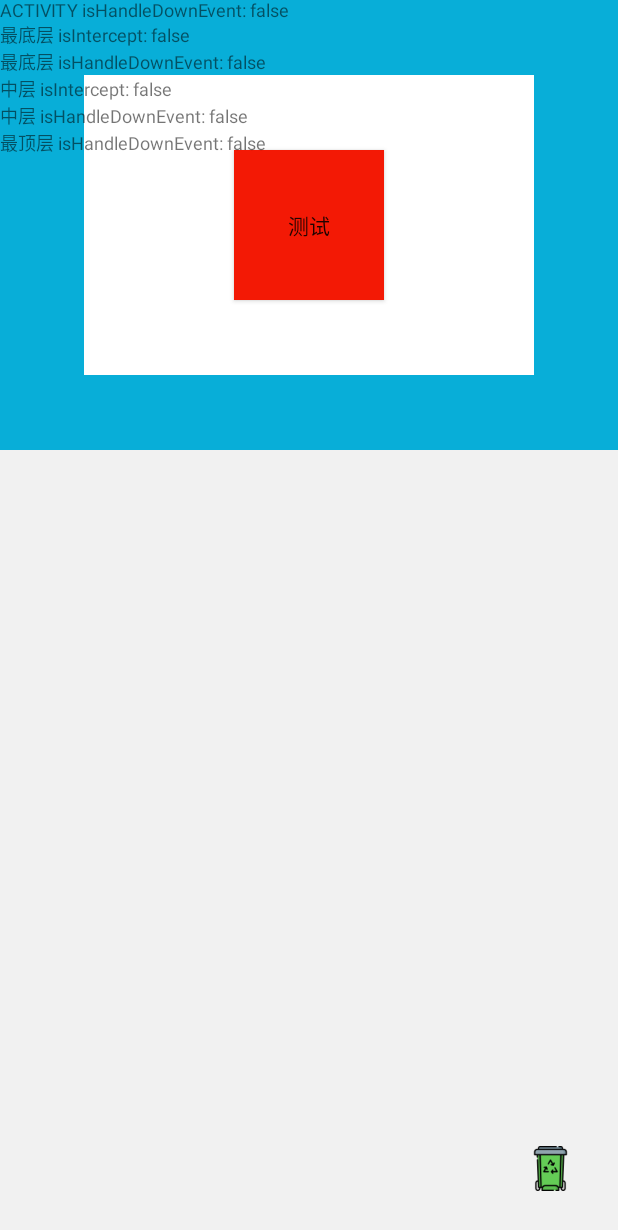
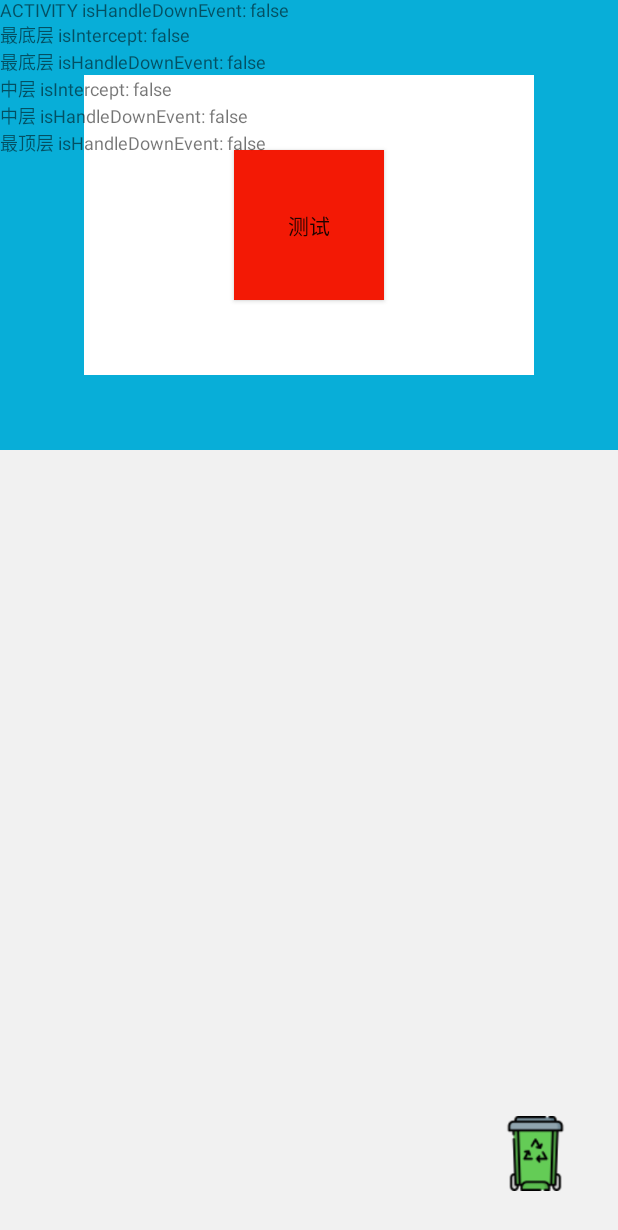
Before and after one commit to warriorWorld/DemoDemo, an Android app: the TouchEventActivity screen opened directly, with no data from a screen before it, on a phone screen of 412 x 824 dp. Shown: the top 1230 px of the screen. Run offline under Robolectric (Android 15) with nearby library versions, the phone set to English and light mode, and no system bars.

Commit message:
touch event

```diff
--- a/app/src/main/res/layout/activity_touch_event.xml
+++ b/app/src/main/res/layout/activity_touch_event.xml
@@ -63,8 +63,8 @@
 
     <ImageView
         android:id="@+id/clean_iv"
-        android:layout_width="30dp"
-        android:layout_height="30dp"
+        android:layout_width="50dp"
+        android:layout_height="50dp"
         android:layout_marginRight="30dp"
         android:layout_marginBottom="30dp"
         android:src="@drawable/ic_clean"
```
